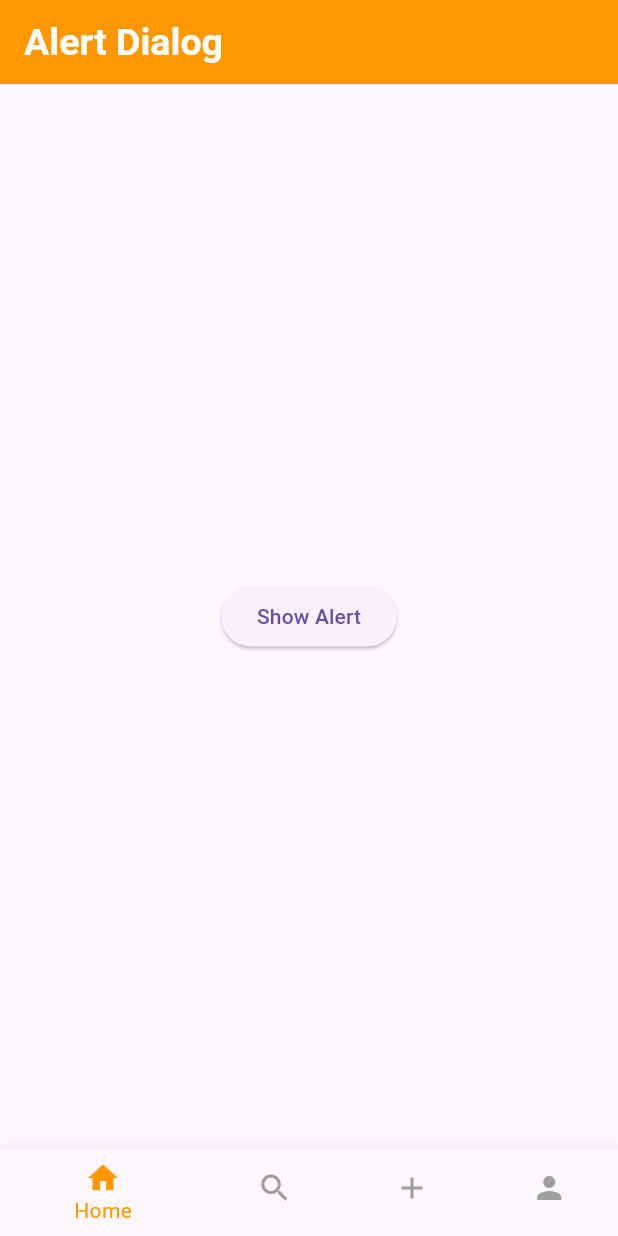
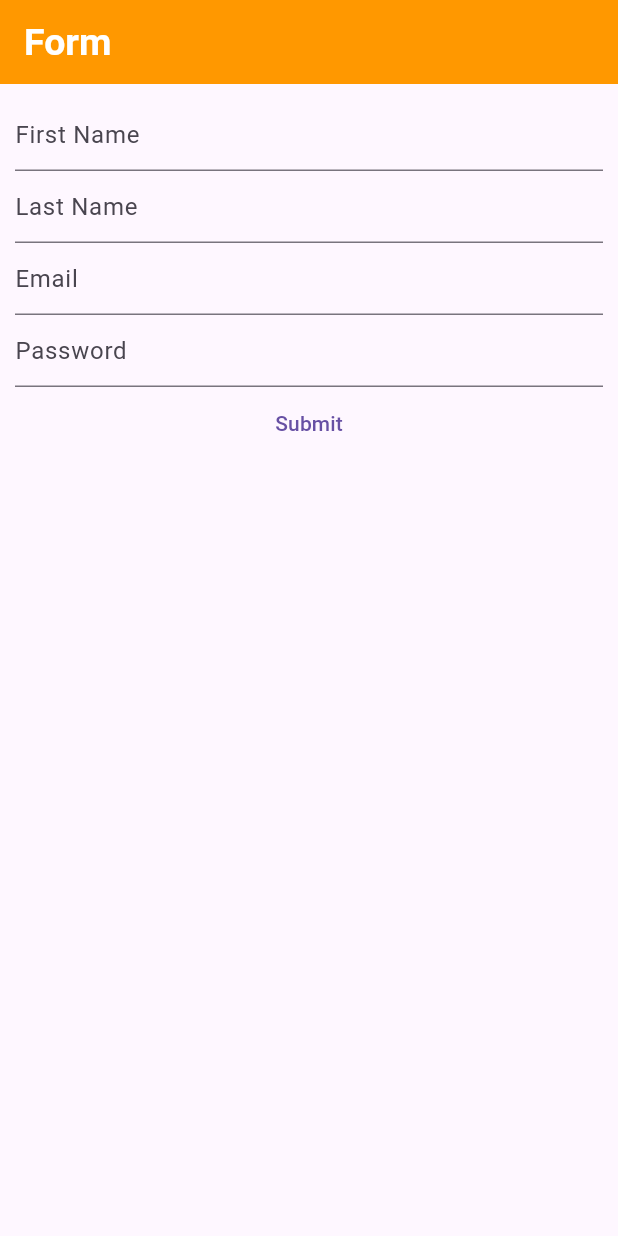
Before and after one commit to KasJnr16/learningFlutter, a Flutter app: the screen it shows after launch, on a phone screen of 412 x 824 dp. Run offline on Flutter 3.47's test engine with Material 3 defaults, Android fonts, the light colour scheme and no system bars; our stand-ins replace animated_text_kit, cached_network_image.

Commit message:
More from flutter

```diff
--- a/thirty_days/lib/main.dart
+++ b/thirty_days/lib/main.dart
@@ -1,16 +1,5 @@
 import 'package:flutter/material.dart';
-import 'package:thirty_days/widgets/alert.dart';
-import 'package:thirty_days/widgets/animated_text.dart';
-import 'package:thirty_days/widgets/bottom_navigator.dart';
-import 'package:thirty_days/widgets/bottom_sheet.dart';
-import 'package:thirty_days/widgets/button.dart';
-import 'package:thirty_days/widgets/container_size.dart';
-import 'package:thirty_days/widgets/dismissable.dart';
-import 'package:thirty_days/widgets/image.dart';
-import 'package:thirty_days/widgets/list_grid.dart';
-import 'package:thirty_days/widgets/row_column.dart';
-import 'package:thirty_days/widgets/drawer.dart';
-import 'package:thirty_days/widgets/snackbar.dart';
+import 'package:thirty_days/widgets/forms.dart';
 
 void main() {
   runApp(const MyApp());
@@ -34,7 +23,7 @@ class MyApp extends StatelessWidget {
                   fontWeight: FontWeight.bold)),
           primaryColor: Colors.orange,
           brightness: Brightness.light),
-      home: const BottomNavigatorWidget(),
+      home: const FormWidget(),
     );
   }
 }
--- a/thirty_days/lib/widgets/alert.dart
+++ b/thirty_days/lib/widgets/alert.dart
@@ -7,7 +7,7 @@ class AlertWidget extends StatelessWidget {
   Widget build(BuildContext context) {
     return Scaffold(
       appBar: AppBar(
-        title: Text("Alert Dialog"),
+        title: const Text("Alert Dialog"),
       ),
       body: Center(
         child: ElevatedButton(
@@ -37,12 +37,12 @@ Future<void> _showMyDialog(BuildContext context) async {
             ),
           ),
           actions: [
-            TextButton(onPressed: () {}, child: Text("Approve")),
+            TextButton(onPressed: () {}, child: const Text("Approve")),
             TextButton(
                 onPressed: () {
                   Navigator.pop(context);
                 },
-                child: Text("Cancel"))
+                child: const Text("Cancel"))
           ],
         );
       });
--- a/thirty_days/lib/widgets/animated_text.dart
+++ b/thirty_days/lib/widgets/animated_text.dart
@@ -32,14 +32,14 @@ class AnimatedTextWidget extends StatelessWidget {
               animatedTexts: [
                 RotateAnimatedText(
                   "Hello",
-                  textStyle: TextStyle(
+                  textStyle: const TextStyle(
                       fontSize: 30,
                       fontWeight: FontWeight.bold,
                       color: Colors.red),
                 ),
                 RotateAnimatedText(
                   "World",
-                  textStyle: TextStyle(
+                  textStyle: const TextStyle(
                       fontSize: 30,
                       fontWeight: FontWeight.bold,
                       color: Colors.black),
--- a/thirty_days/lib/widgets/button.dart
+++ b/thirty_days/lib/widgets/button.dart
@@ -7,7 +7,7 @@ class Button extends StatelessWidget {
   Widget build(BuildContext context) {
     return Scaffold(
       appBar: AppBar(
-        title: Text("Buttons"),
+        title: const Text("Buttons"),
         backgroundColor: Colors.deepPurple,
       ),
       body: Center(
@@ -28,7 +28,7 @@ class Button extends StatelessWidget {
             const SizedBox(
               height: 20,
             ),
-            Container(
+            SizedBox(
               height: 50,
               width: 300,
               child: ElevatedButton(
--- a/thirty_days/lib/widgets/dismissable.dart
+++ b/thirty_days/lib/widgets/dismissable.dart
@@ -23,7 +23,7 @@ class _DismissableWidegtState extends State<DismissableWidegt> {
             return Dismissible(
               onDismissed: (direction) {
                 if (direction == DismissDirection.startToEnd) {
-                  ScaffoldMessenger.of(context).showSnackBar(SnackBar(
+                  ScaffoldMessenger.of(context).showSnackBar(const SnackBar(
                     content: Text(
                       "Deleted",
                       style: TextStyle(fontSize: 20),
@@ -31,7 +31,7 @@ class _DismissableWidegtState extends State<DismissableWidegt> {
                     backgroundColor: Colors.red,
                   ));
                 } else {
-                  ScaffoldMessenger.of(context).showSnackBar(SnackBar(
+                  ScaffoldMessenger.of(context).showSnackBar(const SnackBar(
                     content: Text(
                       "Achived",
                       style: TextStyle(fontSize: 20),
--- /dev/null
+++ b/thirty_days/lib/widgets/forms.dart
@@ -0,0 +1,116 @@
+import 'package:flutter/material.dart';
+
+class FormWidget extends StatefulWidget {
+  const FormWidget({super.key});
+
+  @override
+  State<FormWidget> createState() => _FormWidgetState();
+}
+
+class _FormWidgetState extends State<FormWidget> {
+  final _formKey = GlobalKey<FormState>();
+
+  String firstName = "";
+  String lastName = "";
+  String email = "";
+  String password = "";
+
+  // -------------functions----------------
+  trySumbit() async {
+    final isValid = _formKey.currentState!.validate();
+    if (isValid) {
+      _formKey.currentState!.save();
+      sumbitForm();
+    } else {
+      print("Error");
+    }
+  }
+
+  sumbitForm() {
+    print(firstName);
+    print(email);
+  }
+
+  @override
+  Widget build(BuildContext context) {
+    return Scaffold(
+      appBar: AppBar(
+        title: const Text('Form'),
+      ),
+      body: Center(
+        child: Container(
+          margin: const EdgeInsets.all(10),
+          child: Form(
+            key: _formKey,
+            child: Column(
+              children: [
+                TextFormField(
+                  decoration: const InputDecoration(hintText: "First Name"),
+                  key: const ValueKey("firstName"),
+                  validator: (value) {
+                    if (value.toString().isEmpty) {
+                      return "First Name should not be Empty";
+                    } else {
+                      return null;
+                    }
+                  },
+                  onSaved: (value) {
+                    firstName = value.toString();
+                  },
+                ),
+                TextFormField(
+                  decoration: const InputDecoration(hintText: "Last Name"),
+                  key: const ValueKey("lastName"),
+                  validator: (value) {
+                    if (value.toString().isEmpty) {
+                      return "Last Name should not be Empty";
+                    } else {
+                      return null;
+                    }
+                  },
+                  onSaved: (value) {
+                    lastName = value.toString();
+                  },
+                ),
+                TextFormField(
+                  decoration: const InputDecoration(hintText: "Email"),
+                  key: const ValueKey("email"),
+                  validator: (value) {
+                    if (value.toString().isEmpty) {
+                      return "Email should not be Empty";
+                    } else {
+                      return null;
+                    }
+                  },
+                  onSaved: (value) {
+                    email = value.toString();
+                  },
+                ),
+                TextFormField(
+                  obscureText: true,
+                  decoration: const InputDecoration(hintText: "Password"),
+                  key: const ValueKey("password"),
+                  validator: (value) {
+                    if (value.toString().length <= 5) {
+                      return "Minium lenght of password should be 6";
+                    } else {
+                      return null;
+                    }
+                  },
+                  onSaved: (value) {
+                    password = value.toString();
+                  },
+                ),
+                TextButton(
+                    onPressed: () {
+                      trySumbit();
+                    },
+                    child: const Text("Submit"))
+              ],
+            ),
+          ),
+        ),
+      ),
+    );
+  }
+}
--- a/thirty_days/lib/widgets/image.dart
+++ b/thirty_days/lib/widgets/image.dart
@@ -13,7 +13,7 @@ class ImageWidget extends StatelessWidget {
         title: const Text("My Images"),
       ),
       body: Center(
-          child: Container(
+          child: SizedBox(
         height: 300,
         width: 250,
         child: CachedNetworkImage(
```
Also changed, not shown: thirty_days/lib/widgets/drawer.dart (+13 -13 lines), thirty_days/lib/widgets/dropdown.dart (added, +47 -0 lines), thirty_days/lib/widgets/stacks.dart (added).
